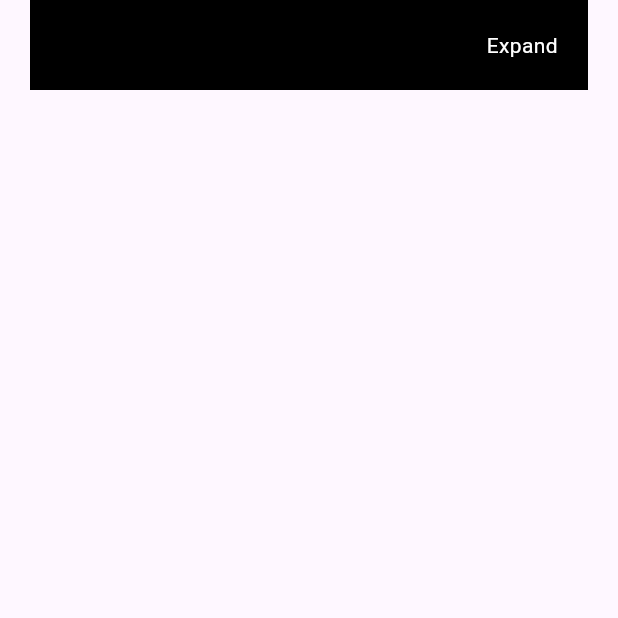
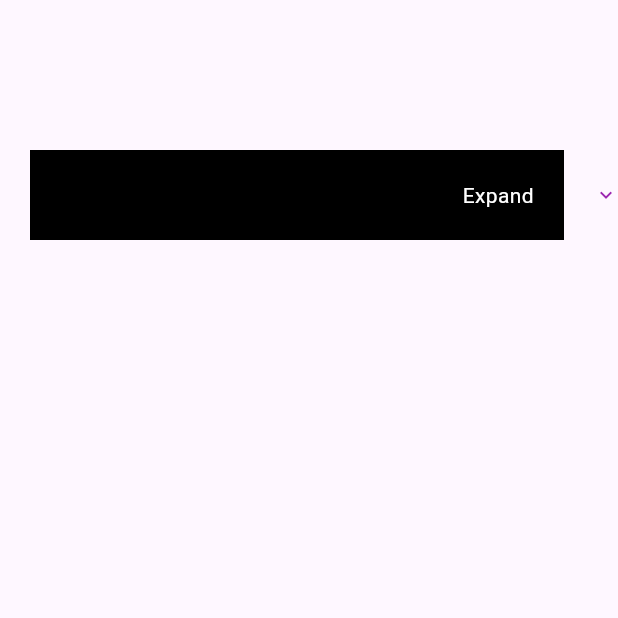
Before and after one commit to juni12891226/expandi-juni1289, a Flutter app: the screen it shows after launch, on a phone screen of 412 x 824 dp, the top half of it. Run offline on Flutter 3.47's test engine with Material 3 defaults, Android fonts, the phone set to English and light mode, and no system bars.

Commit message:
animation added for the icon

```diff
--- a/example/lib/main.dart
+++ b/example/lib/main.dart
@@ -32,7 +32,9 @@ class _MyHomePageState extends State<MyHomePage> {
   @override
   Widget build(BuildContext context) {
     return Scaffold(
-      body: Expandi(
+      body: Container(
+        margin: EdgeInsetsDirectional.only(top: 100),
+        child: Expandi(
           expandableChildAnimationMilliSecondsDuration: 300,//optional
           onExpandCollapseCallback: (bool isExpanded) {
             setState(() {
@@ -44,11 +46,11 @@ class _MyHomePageState extends State<MyHomePage> {
             padding: const EdgeInsets.only(top: 20, bottom: 20, right: 20),
             margin: const EdgeInsets.only(left: 20, right: 20),
             color: Colors.black,
-          child: Row(
+            child: const Row(
               mainAxisSize: MainAxisSize.max,
               mainAxisAlignment: MainAxisAlignment.start,
               crossAxisAlignment: CrossAxisAlignment.start,
-            children: const [
+              children: [
                 Expanded(
                     child: Text(
                       "Expand",
@@ -67,6 +69,7 @@ class _MyHomePageState extends State<MyHomePage> {
               style: TextStyle(color: Colors.white),
             ),
           ),
+        ),
       )
     );
   }
--- a/lib/expandi_juni1289.dart
+++ b/lib/expandi_juni1289.dart
@@ -77,15 +77,19 @@ class _ExpandiState extends State<Expandi> with SingleTickerProviderStateMixin {
                   widget.onExpandCollapseCallback(widget.isExpanded);
                 },
                 child: widget.headerWidget)),
-        if (widget.expandableIconWidget != null) ...[
+
           SizedBox(width: widget.marginBetweenExpandableIcon),
           GestureDetector(
               onTap: () {
                 widget.onExpandCollapseCallback(widget.isExpanded);
               },
-              child: widget.expandableIconWidget),
+              child: AnimatedRotation(
+                turns: widget.isExpanded ? 0.5 : 0,
+                duration:  Duration(milliseconds:widget.expandableIconAnimationMilliSecondsDuration),
+                child: widget.expandableIconWidget??const Icon(Icons.keyboard_arrow_down,size: 16,color: Colors.purple,),
+              )),
           SizedBox(width: widget.headerWidgetEndPadding)
-        ]
+
       ]),
       AnimatedSize(
           duration: Duration(milliseconds: widget.expandableChildAnimationMilliSecondsDuration),
```
Also changed, not shown: 2 other files. Lines whose indentation alone changed are shown as unchanged.
